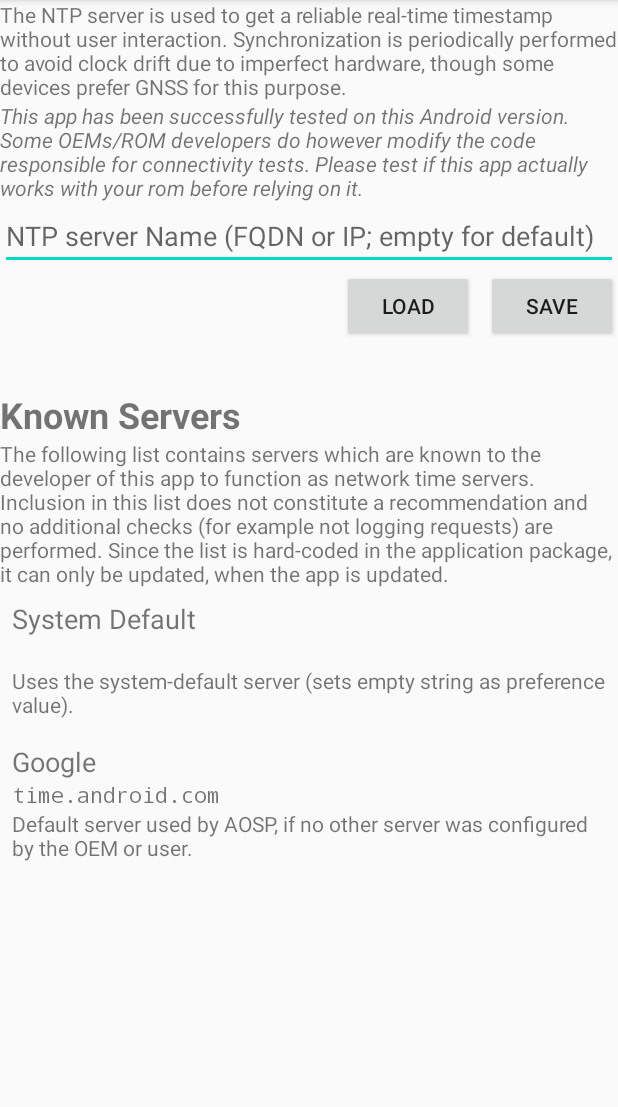
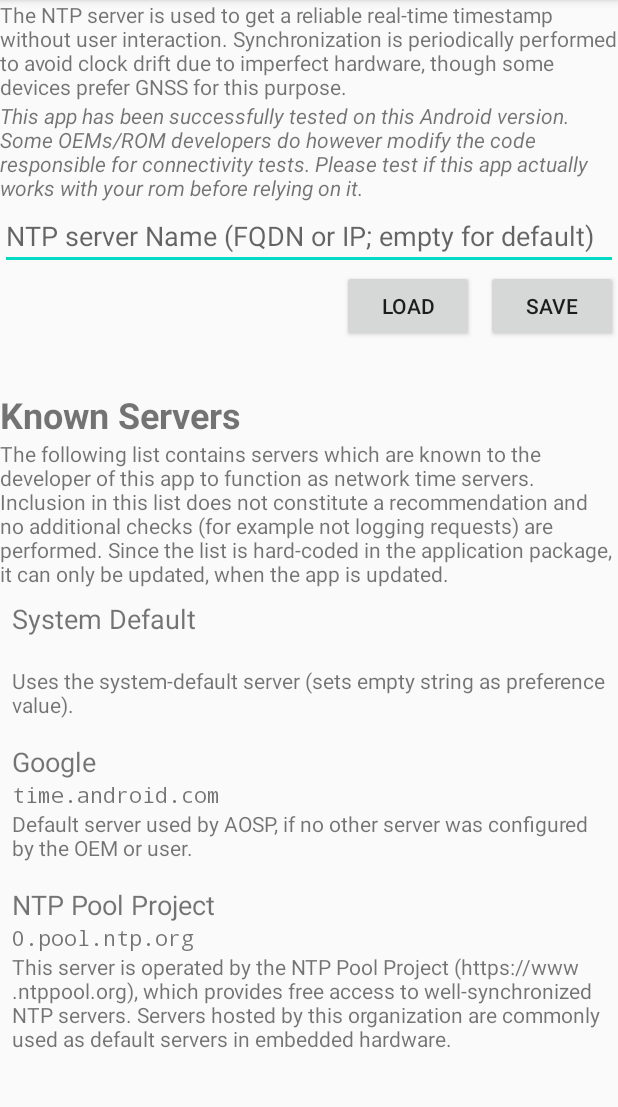
Before and after one commit to chdft/android-networkconfigsettings, an Android app: the fragment NtpFragment shown on its own in the app's theme, on a phone screen of 412 x 824 dp, the part 84-1191 px from its top. Run offline under Robolectric (Android 15) with nearby library versions, the phone set to English and light mode, and no system bars.

Commit message:
update translations

```diff
--- a/app/src/main/res/layout/fragment_no_root.xml
+++ b/app/src/main/res/layout/fragment_no_root.xml
@@ -24,6 +24,12 @@
         android:textStyle="italic" />
 
     <Button
+        android:id="@+id/buttonAquirePermissions"
+        android:layout_width="match_parent"
+        android:layout_height="wrap_content"
+        android:text="@string/attempt_to_aquire_permissions" />
+
+    <Button
         android:id="@+id/buttonRestart"
         android:layout_width="match_parent"
         android:layout_height="wrap_content"
--- a/app/src/main/res/values-v28/config.xml
+++ b/app/src/main/res/values-v28/config.xml
@@ -3,6 +3,8 @@
     <bool name="is_settingmap_known">true</bool>
     <string-array name="connecivity_check_server_settings_http" tools:ignore="InconsistentArrays">
         <item>captive_portal_http_url</item>
+        <item>captive_portal_fallback_url</item>
+        <item>captive_portal_other_fallback_urls</item>
     </string-array>
     <string-array name="connecivity_check_server_settings_https" tools:ignore="InconsistentArrays">
         <item>captive_portal_https_url</item>
--- a/app/src/main/res/values-v29/config.xml
+++ b/app/src/main/res/values-v29/config.xml
@@ -1,2 +1,16 @@
 <?xml version="1.0" encoding="utf-8"?>
-<resources></resources>
+<resources xmlns:tools="http://schemas.android.com/tools">
+    <bool name="is_settingmap_known">true</bool>
+    <string-array name="connecivity_check_server_settings_http" tools:ignore="InconsistentArrays">
+        <item>captive_portal_http_url</item>
+        <!-- used by https://github.com/ResurrectionRemix/android_frameworks_base/blob/3962f678c3559ee62bcfd81d353af5d86a32622e/packages/NetworkStack/src/com/android/server/connectivity/NetworkMonitor.java#L1223 -->
+        <item>captive_portal_fallback_url</item>
+        <item>captive_portal_other_fallback_urls</item>
+    </string-array>
+    <string-array name="connecivity_check_server_settings_https" tools:ignore="InconsistentArrays">
+        <item>captive_portal_https_url</item>
+    </string-array>
+    <string-array name="ntp_server_settings" tools:ignore="InconsistentArrays">
+        <item>ntp_server</item>
+    </string-array>
+</resources>
--- a/app/src/main/res/values/config.xml
+++ b/app/src/main/res/values/config.xml
@@ -1,11 +1,14 @@
 <?xml version="1.0" encoding="utf-8"?>
 <resources xmlns:tools="http://schemas.android.com/tools">
     <bool name="is_settingmap_known">false</bool>
+    <!-- this array should contain all keys contained in the version/ROM specific config -->
     <string-array name="connecivity_check_server_settings_http" tools:ignore="InconsistentArrays">
         <item>config_networkCaptivePortalServerUrl</item>
         <item>networkCaptivePortalServerUrl</item>
         <item>captive_portal_http_url</item>
         <item>captive_portal_server</item>
+        <item>captive_portal_fallback_url</item>
+        <item>captive_portal_other_fallback_urls</item>
     </string-array>
     <string-array name="connecivity_check_server_settings_https" tools:ignore="InconsistentArrays">
         <item>captive_portal_https_url</item>
--- a/app/src/main/res/values/strings.xml
+++ b/app/src/main/res/values/strings.xml
@@ -4,8 +4,8 @@
     <string name="section_ntp">NTP (Network Time)</string>
     <string name="section_agps">Assisted GNSS</string>
     <string name="no_root_header">No Root Access</string>
-    <string name="no_root_description">This app was no able to acquire a root shell. Since Android does not provide a proper API to modify the system settings GLOBAL store, a root shell is required for this app to function.</string>
-    <string name="no_root_corrective_action">If your device is rooted, please grant this app root access. Since this app is Free Software, you may audit the source code before doing so.</string>
+    <string name="no_root_description">This app was no able to acquire a root shell. The API to modify the system settings GLOBAL store is only available to privileged apps (installed by the ROM author) by default. This app uses said API if the OS permits it and tries a root-shell as workaround.</string>
+    <string name="no_root_corrective_action">The following solutions are known: (1) You may grant this app the WRITE_SECURE_SETTINGS permission manually by running \"pm grant net.chdft.connectivitychecksettings android.permission.WRITE_SECURE_SETTINGS\" in a shell (for example over adb or a local privileged terminal emulator). (2) Grant this app root access. This is usually done throguh a management app provided by your ROM, but the process may vary from ROM to ROM. Since this app is Free Software, you may audit the source code before doing so. (3) Install this app as privileged app in /system/app instead of /data/app</string>
     <string name="known_servers_header">Known Servers</string>
     <string name="known_server_description">The following list contains servers which are known to the developer of this app to function as connectivity check server (meaning they reliably return status 204). Inclusion in this list does not constitute a recommendation and no additional checks (for example not logging requests) are performed. Since the list is hard-coded in the application package, it can only be updated, when the app is updated.</string>
     <string name="save_settings">Save</string>
@@ -33,8 +33,8 @@
     <string-array name="known_ncc_servers_title">
         <item>System Default</item>
         <item>Google</item>
-        <item>ChDF T (This app developer) Server</item>
-        <item>ChDF T (This app developer) Server (Intentionally Failing)</item>
+        <item>ChDF T\'s Server</item>
+        <item>ChDF T\'s Server (Intentionally Failing)</item>
     </string-array>
     <string-array name="known_ncc_servers_description">
         <item>Uses the system-default server (sets empty string as preference value).</item>
@@ -50,20 +50,24 @@
     <string-array name="known_ntp_servers_url" translatable="false">
         <item />
         <item>time.android.com</item>
+        <item>0.pool.ntp.org</item>
     </string-array>
     <string-array name="known_ntp_servers_title">
         <item>System Default</item>
         <item>Google</item>
+        <item>NTP Pool Project</item>
     </string-array>
     <string-array name="known_ntp_servers_description">
         <item>Uses the system-default server (sets empty string as preference value).</item>
         <item>Default server used by AOSP, if no other server was configured by the OEM or user.</item>
+        <item>This server is operated by the NTP Pool Project (https://www.ntppool.org), which provides free access to well-synchronized NTP servers. Servers hosted by this organization are commonly used as default servers in embedded hardware.</item>
     </string-array>
 
     <!-- Licenses/About -->
     <string name="title_activity_licenses">About</string>
     <string name="about_menueitem">About</string>
     <string name="libraries_header">Libraries</string>
+    <string name="attempt_to_aquire_permissions">Attempt to Aquire Permissions permanently (requires root)</string>
 
 
 </resources>
```
Also changed, not shown: app/src/main/java/net/chdft/connectivitychecksettings/ui/NoRootFragment.java (+25 -8 lines), 1 other file.
